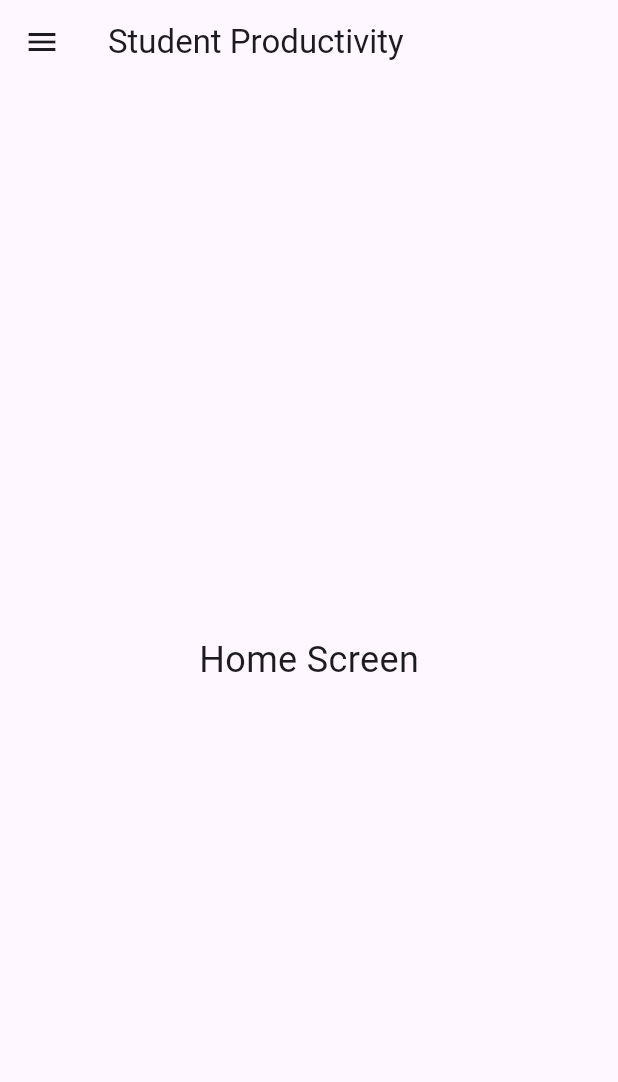
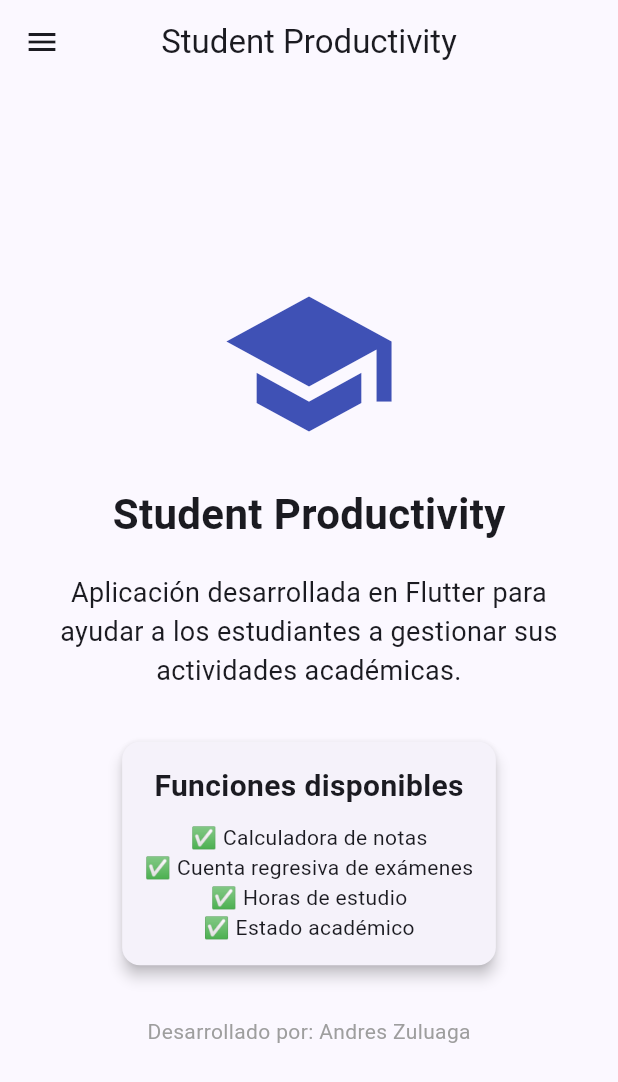
Before and after one commit to Andreszuluga/studet-productivity, a Flutter app: the screen it shows after launch, on a phone screen of 412 x 824 dp. Shown: the top 1082 px of the screen. Run offline on Flutter 3.47's test engine with Material 3 defaults, Android fonts, the phone set to English and light mode, and no system bars; our stand-ins replace go_router.

Commit message:
Agregada configuracion global de tema en core

```diff
--- a/lib/main.dart
+++ b/lib/main.dart
@@ -1,5 +1,6 @@
 import 'package:flutter/material.dart';
 import 'src/routes/app_router.dart';
+import 'src/core/themes/app_theme.dart';
 
 void main() {
   runApp(const StudentProductivityApp());
@@ -11,9 +12,13 @@ class StudentProductivityApp extends StatelessWidget {
   @override
   Widget build(BuildContext context) {
     return MaterialApp.router(
-      debugShowCheckedModeBanner: false,
-      title: 'Student Productivity',
-      routerConfig: AppRouter.router,
-    );
+  debugShowCheckedModeBanner: false,
+
+  title: 'Student Productivity',
+
+  theme: AppTheme.lightTheme,
+
+  routerConfig: AppRouter.router,
+);
   }
 }
--- /dev/null
+++ b/lib/src/core/themes/app_theme.dart
@@ -0,0 +1,14 @@
+import 'package:flutter/material.dart';
+
+class AppTheme {
+
+  static ThemeData lightTheme = ThemeData(
+    useMaterial3: true,
+
+    colorSchemeSeed: Colors.indigo,
+
+    appBarTheme: const AppBarTheme(
+      centerTitle: true,
+    ),
+  );
+}
--- a/lib/src/features/screens/home_screen.dart
+++ b/lib/src/features/screens/home_screen.dart
@@ -11,14 +11,83 @@ class HomeScreen extends StatelessWidget {
       drawer: const MyAppDrawer(),
 
       appBar: AppBar(
-        title: const Text('Student Productivity'),
+        title: const Text("Student Productivity"),
       ),
 
-      body: const Center(
-        child: Text(
-          'Home Screen',
-          style: TextStyle(
-            fontSize: 24,
+      body: Padding(
+        padding: const EdgeInsets.all(20),
+
+        child: Center(
+          child: Column(
+            mainAxisAlignment: MainAxisAlignment.center,
+
+            children: [
+
+              const Icon(
+                Icons.school,
+                size: 120,
+                color: Colors.indigo,
+              ),
+
+              const SizedBox(height: 20),
+
+              const Text(
+                "Student Productivity",
+                style: TextStyle(
+                  fontSize: 28,
+                  fontWeight: FontWeight.bold,
+                ),
+              ),
+
+              const SizedBox(height: 20),
+
+              const Text(
+                "Aplicación desarrollada en Flutter para ayudar a los estudiantes a gestionar sus actividades académicas.",
+                textAlign: TextAlign.center,
+                style: TextStyle(
+                  fontSize: 18,
+                ),
+              ),
+
+              const SizedBox(height: 30),
+
+              Card(
+                elevation: 4,
+
+                child: Padding(
+                  padding: EdgeInsets.all(15),
+
+                  child: Column(
+                    children: [
+
+                      Text(
+                        "Funciones disponibles",
+                        style: TextStyle(
+                          fontSize: 20,
+                          fontWeight: FontWeight.bold,
+                        ),
+                      ),
+
+                      SizedBox(height: 10),
+
+                      Text("✅ Calculadora de notas"),
+                      Text("✅ Cuenta regresiva de exámenes"),
+                      Text("✅ Horas de estudio"),
+                      Text("✅ Estado académico"),
+                    ],
+                  ),
+                ),
+              ),
+
+              const SizedBox(height: 30),
+
+              const Text(
+                "Desarrollado por: Andres Zuluaga",
+                style: TextStyle(
+                  color: Colors.grey,
+                ),
+              ),
+            ],
           ),
         ),
       ),
```
